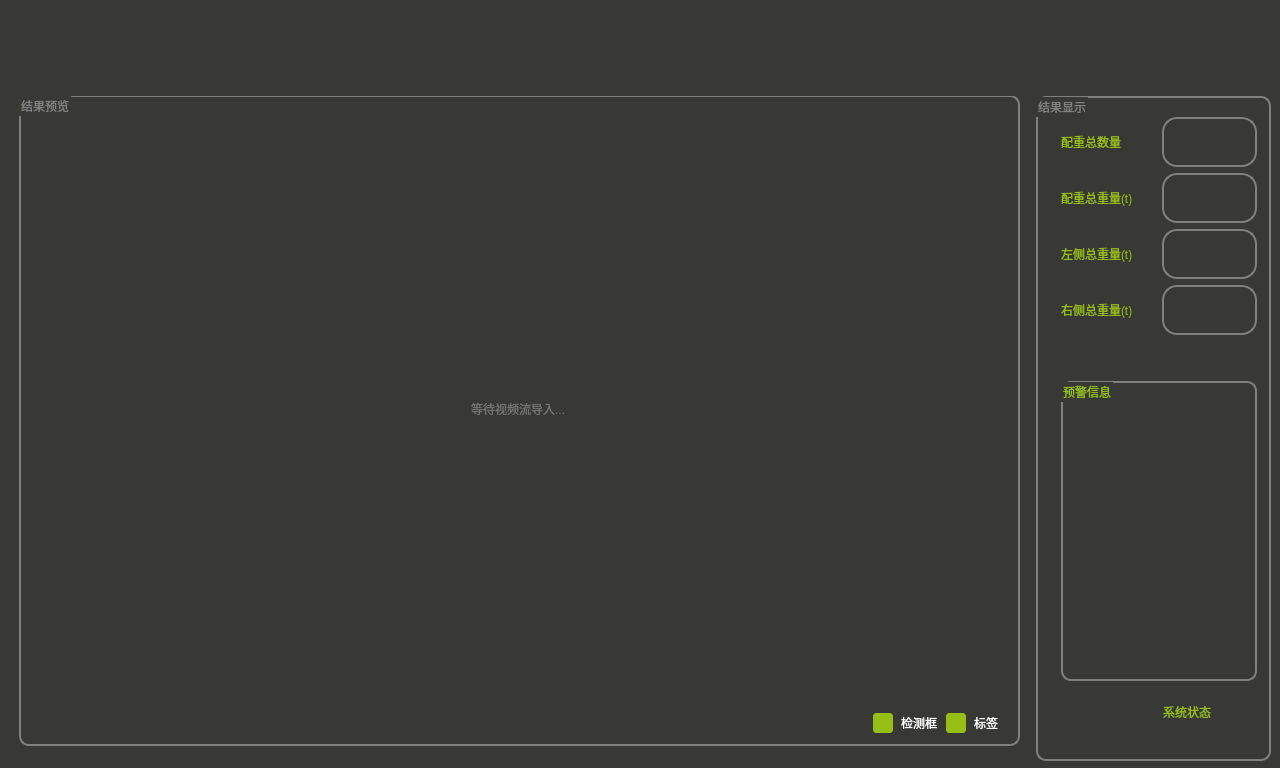
Above: Project_UI/CrawlerCraneCounterweightDetection/form.ui from Karry11/CrawlerCraneCounterweightDetection before the change. Below: the same form after it.
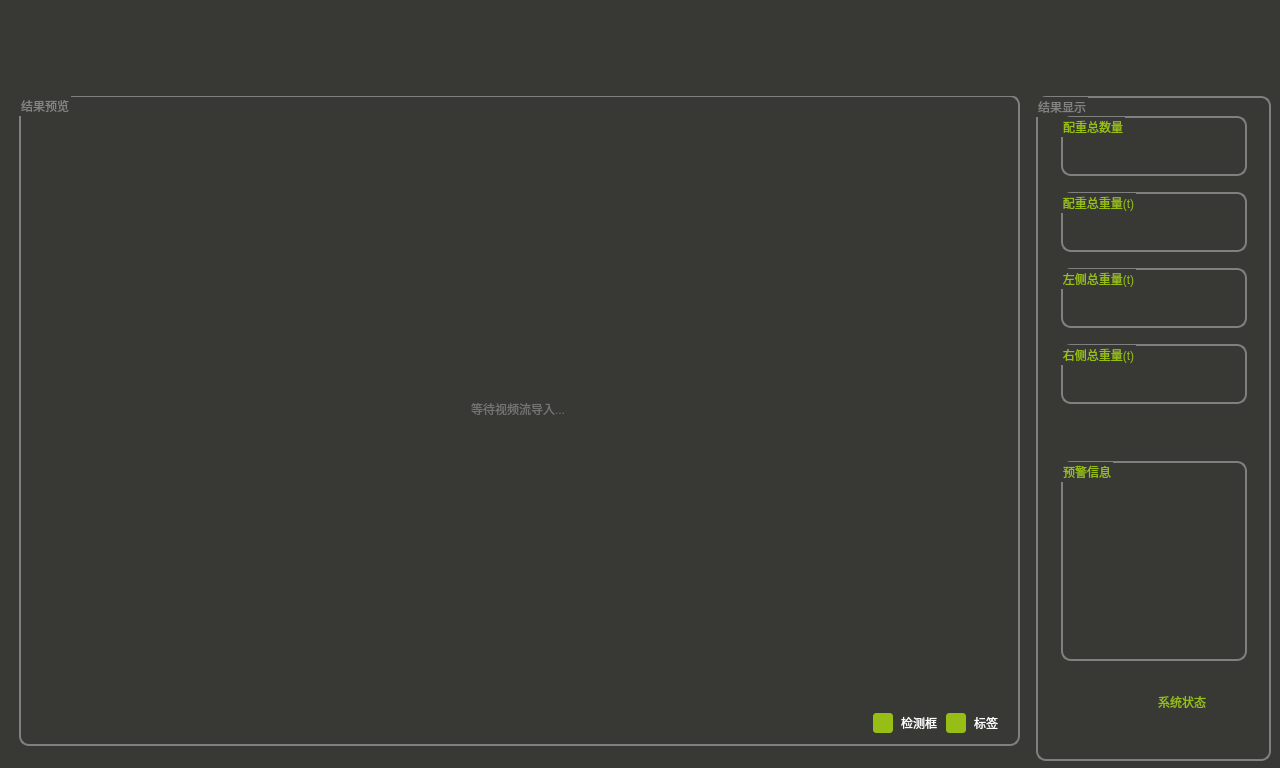
That is the form after the change. The open tabs and pages were chosen to show the change. Icons and pictures are not drawn.

The edit to the form file:
```diff
--- a/Project_UI/CrawlerCraneCounterweightDetection/form.ui
+++ b/Project_UI/CrawlerCraneCounterweightDetection/form.ui
@@ -1946,9 +1946,9 @@
            <property name="geometry">
             <rect>
              <x>10</x>
-             <y>21</y>
-             <width>221</width>
-             <height>630</height>
+             <y>20</y>
+             <width>211</width>
+             <height>621</height>
             </rect>
            </property>
            <layout class="QVBoxLayout" name="verticalLayout_4">
@@ -1956,52 +1956,49 @@
              <number>5</number>
             </property>
             <item>
-             <layout class="QHBoxLayout" name="horizontalLayout_5">
+             <layout class="QVBoxLayout" name="verticalLayout_11">
               <property name="leftMargin">
                <number>10</number>
               </property>
               <property name="rightMargin">
                <number>10</number>
               </property>
+              <property name="bottomMargin">
+               <number>10</number>
+              </property>
               <item>
-               <widget class="QLabel" name="label_3">
+               <widget class="QGroupBox" name="groupBox_10">
+                <property name="sizePolicy">
+                 <sizepolicy hsizetype="Preferred" vsizetype="Fixed">
+                  <horstretch>0</horstretch>
+                  <verstretch>0</verstretch>
+                 </sizepolicy>
+                </property>
+                <property name="minimumSize">
+                 <size>
+                  <width>0</width>
+                  <height>60</height>
+                 </size>
+                </property>
                 <property name="styleSheet">
-                 <string notr="true">background-color:transparent;
-font: 12pt &quot;Microsoft YaHei UI&quot;;
-color: rgb(151, 190, 21);</string>
+                 <string notr="true">color: rgb(151, 190, 21);
+font: 14pt &quot;Microsoft YaHei UI&quot;;</string>
                 </property>
-                <property name="text">
+                <property name="title">
                  <string>配重总数量</string>
                 </property>
-               </widget>
-              </item>
-              <item>
                <widget class="QLabel" name="num_weight">
-                <property name="sizePolicy">
-                 <sizepolicy hsizetype="Fixed" vsizetype="Fixed">
-                  <horstretch>0</horstretch>
-                  <verstretch>0</verstretch>
-                 </sizepolicy>
-                </property>
-                <property name="minimumSize">
-                 <size>
-                  <width>50</width>
-                  <height>50</height>
-                 </size>
-                </property>
-                <property name="maximumSize">
-                 <size>
-                  <width>150</width>
-                  <height>50</height>
-                 </size>
+                 <property name="geometry">
+                  <rect>
+                   <x>10</x>
+                   <y>20</y>
+                   <width>171</width>
+                   <height>31</height>
+                  </rect>
                 </property>
                 <property name="styleSheet">
-                 <string notr="true">border:2px solid gray;
-border-radius:15px;
-background-color:transparent;
-font: 12pt &quot;Microsoft YaHei UI&quot;;
-color: white;
-</string>
+                  <string notr="true">color: rgb(255, 255, 255);
+font: 16pt &quot;Microsoft YaHei UI&quot;;</string>
                 </property>
                 <property name="text">
                  <string/>
@@ -2009,57 +2006,58 @@
                 <property name="alignment">
                  <set>Qt::AlignCenter</set>
                 </property>
+                 <property name="wordWrap">
+                  <bool>true</bool>
+                 </property>
+                </widget>
                </widget>
               </item>
              </layout>
             </item>
             <item>
-             <layout class="QHBoxLayout" name="horizontalLayout_6">
+             <layout class="QVBoxLayout" name="verticalLayout_10">
               <property name="leftMargin">
                <number>10</number>
               </property>
               <property name="rightMargin">
                <number>10</number>
               </property>
+              <property name="bottomMargin">
+               <number>10</number>
+              </property>
               <item>
-               <widget class="QLabel" name="label_5">
+               <widget class="QGroupBox" name="groupBox_9">
+                <property name="sizePolicy">
+                 <sizepolicy hsizetype="Preferred" vsizetype="Fixed">
+                  <horstretch>0</horstretch>
+                  <verstretch>0</verstretch>
+                 </sizepolicy>
+                </property>
+                <property name="minimumSize">
+                 <size>
+                  <width>0</width>
+                  <height>60</height>
+                 </size>
+                </property>
                 <property name="styleSheet">
-                 <string notr="true">background-color:transparent;
-font: 12pt &quot;Microsoft YaHei UI&quot;;
-color: rgb(151, 190, 21);</string>
+                 <string notr="true">color: rgb(151, 190, 21);
+font: 14pt &quot;Microsoft YaHei UI&quot;;</string>
                 </property>
-                <property name="text">
+                <property name="title">
                  <string>配重总重量(t)</string>
                 </property>
-               </widget>
-              </item>
-              <item>
                <widget class="QLabel" name="total_mass">
-                <property name="sizePolicy">
-                 <sizepolicy hsizetype="Fixed" vsizetype="Fixed">
-                  <horstretch>0</horstretch>
-                  <verstretch>0</verstretch>
-                 </sizepolicy>
-                </property>
-                <property name="minimumSize">
-                 <size>
-                  <width>50</width>
-                  <height>50</height>
-                 </size>
-                </property>
-                <property name="maximumSize">
-                 <size>
-                  <width>150</width>
-                  <height>50</height>
-                 </size>
+                 <property name="geometry">
+                  <rect>
+                   <x>10</x>
+                   <y>20</y>
+                   <width>171</width>
+                   <height>31</height>
+                  </rect>
                 </property>
                 <property name="styleSheet">
-                 <string notr="true">border:2px solid gray;
-border-radius:15px;
-background-color:transparent;
-font: 12pt &quot;Microsoft YaHei UI&quot;;
-color: white;
-</string>
+                  <string notr="true">color: rgb(255, 255, 255);
+font: 16pt &quot;Microsoft YaHei UI&quot;;</string>
                 </property>
                 <property name="text">
                  <string/>
@@ -2067,57 +2065,58 @@
                 <property name="alignment">
                  <set>Qt::AlignCenter</set>
                 </property>
+                 <property name="wordWrap">
+                  <bool>true</bool>
+                 </property>
+                </widget>
                </widget>
               </item>
              </layout>
             </item>
             <item>
-             <layout class="QHBoxLayout" name="horizontalLayout_7">
+             <layout class="QVBoxLayout" name="verticalLayout_9">
               <property name="leftMargin">
                <number>10</number>
               </property>
               <property name="rightMargin">
                <number>10</number>
               </property>
+              <property name="bottomMargin">
+               <number>10</number>
+              </property>
               <item>
-               <widget class="QLabel" name="label_10">
+               <widget class="QGroupBox" name="groupBox_8">
+                <property name="sizePolicy">
+                 <sizepolicy hsizetype="Preferred" vsizetype="Fixed">
+                  <horstretch>0</horstretch>
+                  <verstretch>0</verstretch>
+                 </sizepolicy>
+                </property>
+                <property name="minimumSize">
+                 <size>
+                  <width>0</width>
+                  <height>60</height>
+                 </size>
+                </property>
                 <property name="styleSheet">
-                 <string notr="true">background-color:transparent;
-font: 12pt &quot;Microsoft YaHei UI&quot;;
-color: rgb(151, 190, 21);</string>
+                 <string notr="true">color: rgb(151, 190, 21);
+font: 14pt &quot;Microsoft YaHei UI&quot;;</string>
                 </property>
-                <property name="text">
+                <property name="title">
                  <string>左侧总重量(t)</string>
                 </property>
-               </widget>
-              </item>
-              <item>
                <widget class="QLabel" name="total_mass_L">
-                <property name="sizePolicy">
-                 <sizepolicy hsizetype="Fixed" vsizetype="Fixed">
-                  <horstretch>0</horstretch>
-                  <verstretch>0</verstretch>
-                 </sizepolicy>
-                </property>
-                <property name="minimumSize">
-                 <size>
-                  <width>50</width>
-                  <height>50</height>
-                 </size>
-                </property>
-                <property name="maximumSize">
-                 <size>
-                  <width>150</width>
-                  <height>50</height>
-                 </size>
+                 <property name="geometry">
+                  <rect>
+                   <x>10</x>
+                   <y>20</y>
+                   <width>171</width>
+                   <height>31</height>
+                  </rect>
                 </property>
                 <property name="styleSheet">
-                 <string notr="true">border:2px solid gray;
-border-radius:15px;
-background-color:transparent;
-font: 12pt &quot;Microsoft YaHei UI&quot;;
-color: white;
-</string>
+                  <string notr="true">color: rgb(255, 255, 255);
+font: 16pt &quot;Microsoft YaHei UI&quot;;</string>
                 </property>
                 <property name="text">
                  <string/>
@@ -2125,57 +2124,58 @@
                 <property name="alignment">
                  <set>Qt::AlignCenter</set>
                 </property>
+                 <property name="wordWrap">
+                  <bool>true</bool>
+                 </property>
+                </widget>
                </widget>
               </item>
              </layout>
             </item>
             <item>
-             <layout class="QHBoxLayout" name="horizontalLayout_8">
+             <layout class="QVBoxLayout" name="verticalLayout_6">
               <property name="leftMargin">
                <number>10</number>
               </property>
               <property name="rightMargin">
                <number>10</number>
               </property>
+              <property name="bottomMargin">
+               <number>10</number>
+              </property>
               <item>
-               <widget class="QLabel" name="label_12">
+               <widget class="QGroupBox" name="groupBox_7">
+                <property name="sizePolicy">
+                 <sizepolicy hsizetype="Preferred" vsizetype="Fixed">
+                  <horstretch>0</horstretch>
+                  <verstretch>0</verstretch>
+                 </sizepolicy>
+                </property>
+                <property name="minimumSize">
+                 <size>
+                  <width>0</width>
+                  <height>60</height>
+                 </size>
+                </property>
                 <property name="styleSheet">
-                 <string notr="true">background-color:transparent;
-font: 12pt &quot;Microsoft YaHei UI&quot;;
-color: rgb(151, 190, 21);</string>
+                 <string notr="true">color: rgb(151, 190, 21);
+font: 14pt &quot;Microsoft YaHei UI&quot;;</string>
                 </property>
-                <property name="text">
+                <property name="title">
                  <string>右侧总重量(t)</string>
                 </property>
-               </widget>
-              </item>
-              <item>
                <widget class="QLabel" name="total_mass_R">
-                <property name="sizePolicy">
-                 <sizepolicy hsizetype="Fixed" vsizetype="Fixed">
-                  <horstretch>0</horstretch>
-                  <verstretch>0</verstretch>
-                 </sizepolicy>
-                </property>
-                <property name="minimumSize">
-                 <size>
-                  <width>50</width>
-                  <height>50</height>
-                 </size>
-                </property>
-                <property name="maximumSize">
-                 <size>
-                  <width>150</width>
-                  <height>50</height>
-                 </size>
+                 <property name="geometry">
+                  <rect>
+                   <x>10</x>
+                   <y>20</y>
+                   <width>171</width>
+                   <height>31</height>
+                  </rect>
                 </property>
                 <property name="styleSheet">
-                 <string notr="true">border:2px solid gray;
-border-radius:15px;
-background-color:transparent;
-font: 12pt &quot;Microsoft YaHei UI&quot;;
-color: white;
-</string>
+                  <string notr="true">color: rgb(255, 255, 255);
+font: 16pt &quot;Microsoft YaHei UI&quot;;</string>
                 </property>
                 <property name="text">
                  <string/>
@@ -2183,6 +2183,10 @@
                 <property name="alignment">
                  <set>Qt::AlignCenter</set>
                 </property>
+                 <property name="wordWrap">
+                  <bool>true</bool>
+                 </property>
+                </widget>
                </widget>
               </item>
              </layout>
@@ -2208,6 +2212,9 @@
               <property name="rightMargin">
                <number>10</number>
               </property>
+              <property name="bottomMargin">
+               <number>10</number>
+              </property>
               <item>
                <widget class="QGroupBox" name="groupBox_5">
                 <property name="sizePolicy">
@@ -2219,7 +2226,7 @@
                 <property name="minimumSize">
                  <size>
                   <width>0</width>
-                  <height>300</height>
+                  <height>200</height>
                  </size>
                 </property>
                 <property name="styleSheet">
@@ -2233,9 +2240,9 @@
                  <property name="geometry">
                   <rect>
                    <x>10</x>
-                   <y>20</y>
-                   <width>181</width>
-                   <height>271</height>
+                   <y>40</y>
+                   <width>171</width>
+                   <height>151</height>
                   </rect>
                  </property>
                  <property name="styleSheet">
```
Left out of the diff: 6 changed lines with no effect on the pictures. Lines whose indentation alone changed are shown as unchanged.
